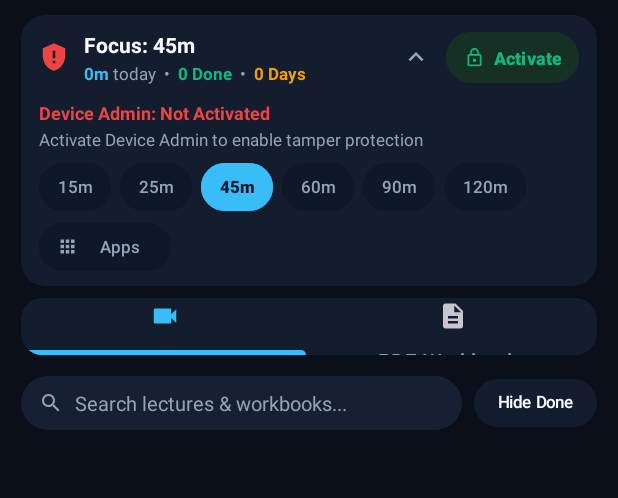
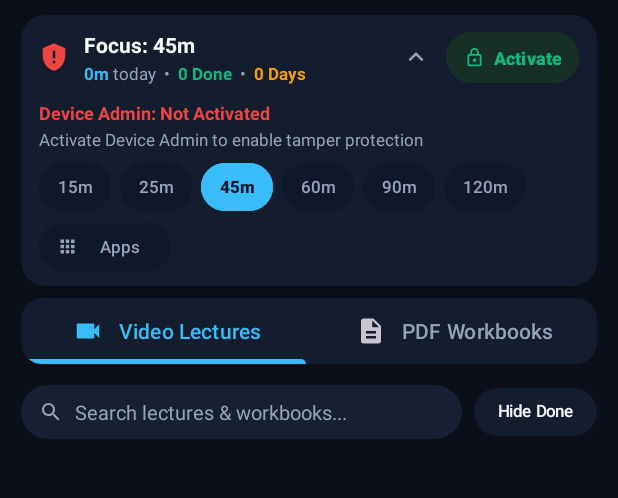
Before and after one commit to nabhat/study_launcher, an Android app: the screen it shows after launch (MainActivity), on a phone screen of 412 x 824 dp, the part 75-573 px from its top. Run offline under Robolectric (Android 15) with nearby library versions, the phone set to English and light mode, and no system bars; 1 statement that could not run was skipped.

Commit message:
Fix TabLayout height and inline labels so Video and Workbook tab text is unclipped

```diff
--- a/app/src/main/res/layout-land/activity_main.xml
+++ b/app/src/main/res/layout-land/activity_main.xml
@@ -546,17 +546,10 @@
             android:layout_weight="1"
             android:orientation="vertical">
 
-            <!-- Tab Bar + Search + Hide Done -->
-            <LinearLayout
+            <!-- Full-Width Tab Bar -->
+            <com.google.android.material.card.MaterialCardView
                 android:layout_width="match_parent"
                 android:layout_height="wrap_content"
-                android:gravity="center_vertical"
-                android:orientation="horizontal">
-
-                <com.google.android.material.card.MaterialCardView
-                    android:layout_width="0dp"
-                    android:layout_height="38dp"
-                    android:layout_weight="1"
                 android:backgroundTint="#141D2E"
                 app:cardCornerRadius="12dp"
                 app:cardElevation="0dp"
@@ -565,10 +558,14 @@
                 <com.google.android.material.tabs.TabLayout
                     android:id="@+id/tabLayout"
                     android:layout_width="match_parent"
-                        android:layout_height="match_parent"
+                    android:layout_height="42dp"
                     android:background="@android:color/transparent"
+                    app:tabGravity="fill"
                     app:tabIndicatorColor="@color/accent"
+                    app:tabIndicatorFullWidth="true"
                     app:tabIndicatorHeight="3dp"
+                    app:tabInlineLabel="true"
+                    app:tabMode="fixed"
                     app:tabSelectedTextColor="@color/accent"
                     app:tabTextColor="@color/text_secondary">
 
@@ -586,10 +583,18 @@
                 </com.google.android.material.tabs.TabLayout>
             </com.google.android.material.card.MaterialCardView>
 
+            <!-- Search + Hide Done Row -->
             <LinearLayout
-                    android:layout_width="220dp"
-                    android:layout_height="38dp"
-                    android:layout_marginStart="8dp"
+                android:layout_width="match_parent"
+                android:layout_height="wrap_content"
+                android:layout_marginTop="6dp"
+                android:gravity="center_vertical"
+                android:orientation="horizontal">
+
+                <LinearLayout
+                    android:layout_width="0dp"
+                    android:layout_height="36dp"
+                    android:layout_weight="1"
                     android:background="@drawable/bg_search_input"
                     android:gravity="center_vertical"
                     android:orientation="horizontal"
@@ -607,7 +612,7 @@
                         android:layout_height="match_parent"
                         android:layout_marginStart="6dp"
                         android:background="@null"
-                        android:hint="Search..."
+                        android:hint="Search lectures &amp; workbooks..."
                         android:imeOptions="actionSearch"
                         android:inputType="text"
                         android:maxLines="1"
@@ -621,7 +626,7 @@
                     style="@style/Widget.Material3.Chip.Filter"
                     android:layout_width="wrap_content"
                     android:layout_height="wrap_content"
-                    android:layout_marginStart="6dp"
+                    android:layout_marginStart="8dp"
                     android:checkable="true"
                     android:text="Hide Done"
                     android:textColor="@color/text_primary"
--- a/app/src/main/res/layout/activity_main.xml
+++ b/app/src/main/res/layout/activity_main.xml
@@ -590,11 +590,14 @@
                     <com.google.android.material.tabs.TabLayout
                         android:id="@+id/tabLayout"
                         android:layout_width="match_parent"
-                        android:layout_height="38dp"
+                        android:layout_height="44dp"
                         android:background="@android:color/transparent"
+                        app:tabGravity="fill"
                         app:tabIndicatorColor="@color/accent"
                         app:tabIndicatorFullWidth="true"
                         app:tabIndicatorHeight="3dp"
+                        app:tabInlineLabel="true"
+                        app:tabMode="fixed"
                         app:tabSelectedTextColor="@color/accent"
                         app:tabTextColor="@color/text_secondary">
 
```
Lines whose indentation alone changed are shown as unchanged.
